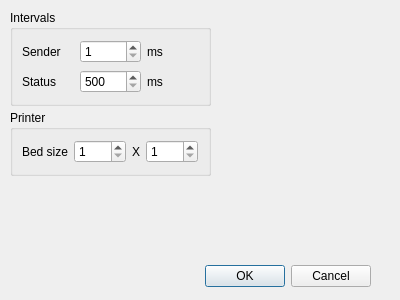
NeoTheFox/RepRaptor, file settingswindow.ui: the form before one commit.
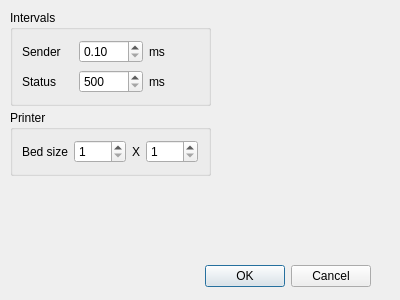
The form after the commit.

```diff
--- a/settingswindow.ui
+++ b/settingswindow.ui
@@ -49,22 +49,6 @@
       </property>
      </widget>
     </item>
-    <item row="0" column="1">
-     <widget class="QSpinBox" name="senderbox">
-      <property name="toolTip">
-       <string>A good default is 5, lower = fater, higher = less CPU load</string>
-      </property>
-      <property name="toolTipDuration">
-       <number>-1</number>
-      </property>
-      <property name="minimum">
-       <number>1</number>
-      </property>
-      <property name="maximum">
-       <number>999</number>
-      </property>
-     </widget>
-    </item>
     <item row="0" column="2">
      <widget class="QLabel" name="label_3">
       <property name="text">
@@ -102,6 +86,28 @@
       </property>
      </widget>
     </item>
+    <item row="0" column="1">
+     <widget class="QDoubleSpinBox" name="senderbox">
+      <property name="toolTip">
+       <string>A good default is 2, lower = fater, higher = less CPU load</string>
+      </property>
+      <property name="toolTipDuration">
+       <number>-1</number>
+      </property>
+      <property name="locale">
+       <locale language="English" country="UnitedStates"/>
+      </property>
+      <property name="minimum">
+       <double>0.100000000000000</double>
+      </property>
+      <property name="maximum">
+       <double>999.990000000000009</double>
+      </property>
+      <property name="singleStep">
+       <double>0.100000000000000</double>
+      </property>
+     </widget>
+    </item>
    </layout>
   </widget>
   <widget class="QGroupBox" name="groupBox">
```
